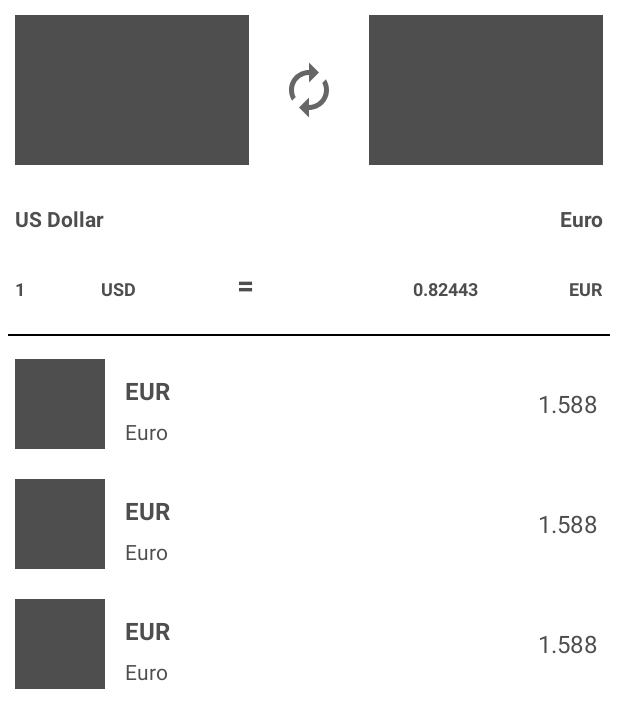
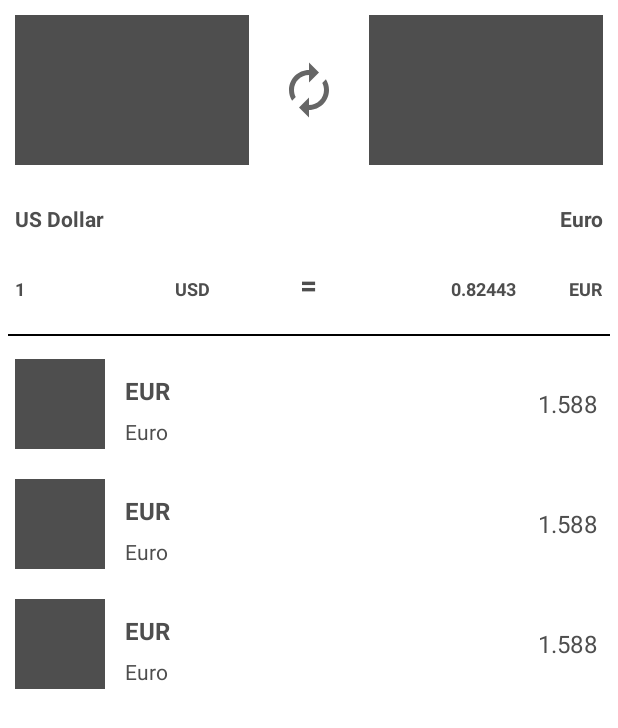
Before and after one commit to marwa-eltayeb/CurrencyExchange, an Android app: the layout activity_main.xml on its own in the app's theme, with its tools: preview values and no code run, on a phone screen of 412 x 824 dp. Shown: the top 728 px of the screen. Run offline under Robolectric (Android 15) with nearby library versions, the phone set to English and light mode, and no system bars; network calls fail.

Commit message:
Align equal sign in the center

```diff
--- a/app/src/main/res/layout/activity_main.xml
+++ b/app/src/main/res/layout/activity_main.xml
@@ -81,7 +81,7 @@
             android:id="@+id/txt_currency_rate_from"
             android:layout_width="0dp"
             android:layout_height="@dimen/main_currencyRate_height"
-            android:layout_weight=".7"
+            android:layout_weight="1.3"
             android:paddingStart="@dimen/main_currencyRateTo_padding"
             android:paddingEnd="@dimen/main_currencyRateTo_padding"
             android:textColor="@color/grey"
@@ -93,7 +93,7 @@
             android:id="@+id/txt_currency_code_from"
             android:layout_width="0dp"
             android:layout_height="@dimen/main_currencyCode_height"
-            android:layout_weight=".8"
+            android:layout_weight=".7"
             android:gravity="start|bottom"
             android:padding="@dimen/main_currencyCode_padding"
             tools:text="USD"
@@ -116,7 +116,7 @@
             android:id="@+id/txt_currency_rate_to"
             android:layout_width="0dp"
             android:layout_height="@dimen/main_currencyRate_height"
-            android:layout_weight="1.5"
+            android:layout_weight="1.3"
             android:gravity="end"
             android:padding="@dimen/main_currencyRateFrom_padding"
             android:textColor="@color/grey"
@@ -128,7 +128,7 @@
             android:id="@+id/txt_currency_code_to"
             android:layout_width="0dp"
             android:layout_height="@dimen/main_currencyCode_height"
-            android:layout_weight="1"
+            android:layout_weight=".7"
             android:gravity="end"
             android:paddingStart="@dimen/main_currencyCode_padding"
             android:paddingEnd="@dimen/main_currencyCode_padding"
```
